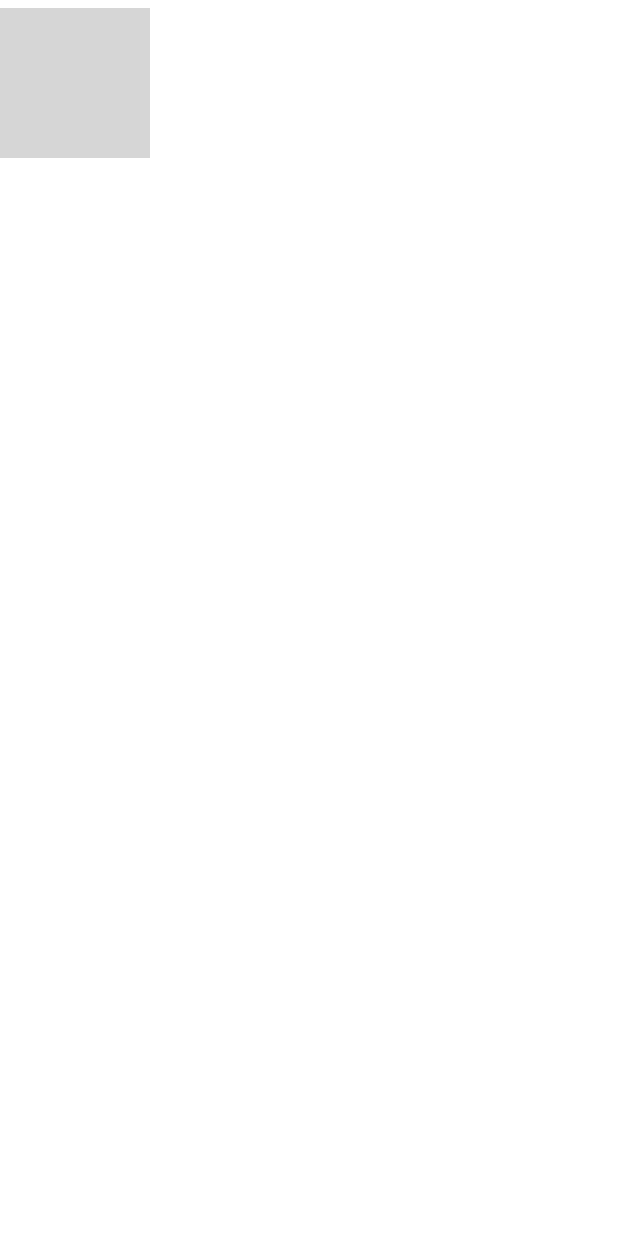
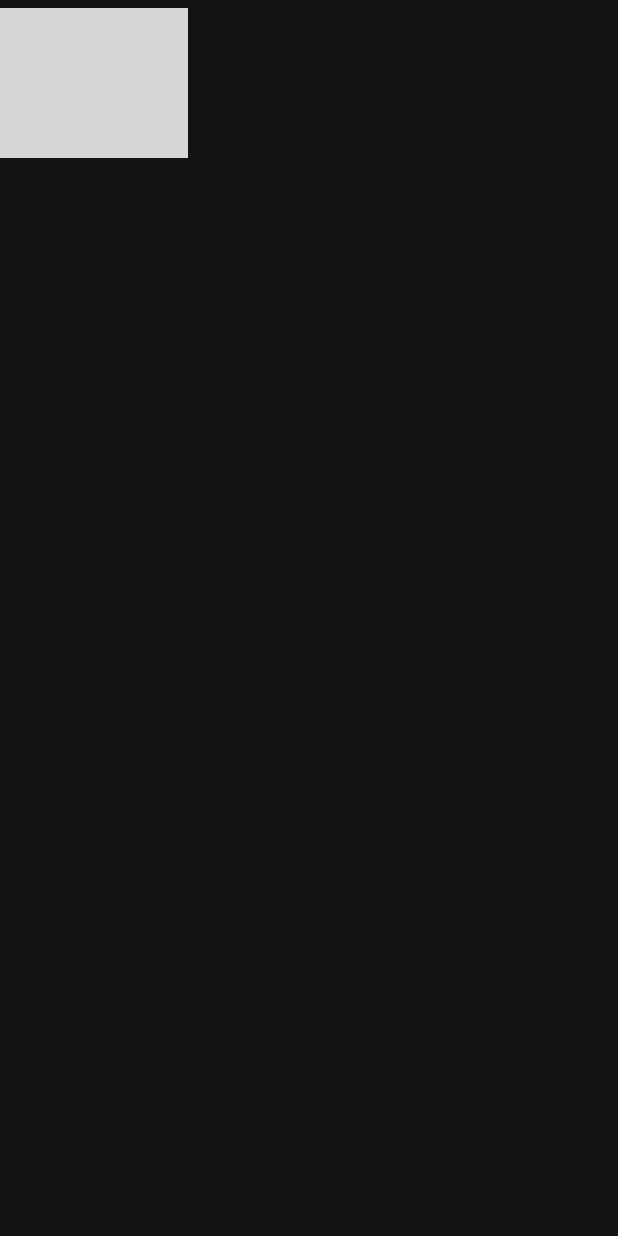
Before and after one commit to pratik29046/AndroidDesign, an Android app: the layout activity_main3.xml on its own in the app's theme, with its tools: preview values and no code run, on a phone screen of 412 x 824 dp. Run offline under Robolectric (Android 15) with nearby library versions, the phone set to English and light mode, and no system bars; grey boxes are pictures that could not be loaded.

Commit message:
Add Bottomsheet and blur background

```diff
--- a/app/src/main/java/com/example/project2/MainActivity.java
+++ b/app/src/main/java/com/example/project2/MainActivity.java
@@ -1,10 +1,13 @@
 package com.example.project2;
 
 import androidx.appcompat.app.AppCompatActivity;
+import androidx.core.content.ContextCompat;
 
 import android.content.Intent;
 import android.os.Bundle;
 import android.view.View;
+import android.view.Window;
+import android.view.WindowManager;
 import android.widget.TextView;
 
 public class MainActivity extends AppCompatActivity {
@@ -12,7 +15,9 @@
     @Override
     protected void onCreate(Bundle savedInstanceState) {
         super.onCreate(savedInstanceState);
+        getWindow().setStatusBarColor(ContextCompat.getColor(this, R.color.information_background));
         setContentView(R.layout.activity_main);
+
         text=findViewById(R.id.text);
         text.setOnClickListener(new View.OnClickListener() {
             @Override
--- a/app/src/main/java/com/example/project2/MainActivity4.java
+++ b/app/src/main/java/com/example/project2/MainActivity4.java
@@ -19,10 +19,6 @@
         setContentView(R.layout.activity_main4);
         textView=findViewById(R.id.sub);
         relativeLayout=findViewById(R.id.back);
-//        String text="<font color=#F40529>SUBSCRIBE</font>"
-//                "<font color=#F40529> SUBSCRIBE</font>";
-//        textView.setText(Html.fromHtml(text));
-
         relativeLayout.setOnClickListener(new View.OnClickListener() {
             @Override
             public void onClick(View v) {
--- /dev/null
+++ b/app/src/main/res/drawable/close.xml
@@ -0,0 +1,5 @@
+<vector android:alpha="0.95" android:height="24dp"
+    android:tint="#F8F3F3" android:viewportHeight="24"
+    android:viewportWidth="24" android:width="24dp" xmlns:android="http://schemas.android.com/apk/res/android">
+    <path android:fillColor="@android:color/white" android:pathData="M19,6.41L17.59,5 12,10.59 6.41,5 5,6.41 10.59,12 5,17.59 6.41,19 12,13.41 17.59,19 19,17.59 13.41,12z"/>
+</vector>
--- /dev/null
+++ b/app/src/main/res/drawable/download.xml
@@ -0,0 +1,5 @@
+<vector android:alpha="0.95" android:height="18dp"
+    android:tint="#F8F3F3" android:viewportHeight="24"
+    android:viewportWidth="24" android:width="18dp" xmlns:android="http://schemas.android.com/apk/res/android">
+    <path android:fillColor="@android:color/white" android:pathData="M5,20h14v-2H5V20zM19,9h-4V3H9v6H5l7,7L19,9z"/>
+</vector>
--- /dev/null
+++ b/app/src/main/res/drawable/info.xml
@@ -0,0 +1,5 @@
+<vector android:alpha="0.95" android:height="18dp"
+    android:tint="#F8F3F3" android:viewportHeight="24"
+    android:viewportWidth="24" android:width="18dp" xmlns:android="http://schemas.android.com/apk/res/android">
+    <path android:fillColor="@android:color/white" android:pathData="M12,2C6.48,2 2,6.48 2,12s4.48,10 10,10 10,-4.48 10,-10S17.52,2 12,2zM13,17h-2v-6h2v6zM13,9h-2L11,7h2v2z"/>
+</vector>
--- /dev/null
+++ b/app/src/main/res/drawable/playsong.xml
@@ -0,0 +1,5 @@
+<vector android:alpha="0.95" android:height="18dp"
+    android:tint="#F8F3F3" android:viewportHeight="24"
+    android:viewportWidth="24" android:width="18dp" xmlns:android="http://schemas.android.com/apk/res/android">
+    <path android:fillColor="@android:color/white" android:pathData="M8,5v14l11,-7z"/>
+</vector>
--- /dev/null
+++ b/app/src/main/res/drawable/rightarrow.xml
@@ -0,0 +1,6 @@
+<vector android:alpha="0.95" android:autoMirrored="true"
+    android:height="18dp" android:tint="#F8F3F3"
+    android:viewportHeight="24" android:viewportWidth="24"
+    android:width="18dp" xmlns:android="http://schemas.android.com/apk/res/android">
+    <path android:fillColor="@android:color/white" android:pathData="M8.59,16.59L13.17,12 8.59,7.41 10,6l6,6 -6,6 -1.41,-1.41z"/>
+</vector>
--- a/app/src/main/res/layout/activity_main.xml
+++ b/app/src/main/res/layout/activity_main.xml
@@ -9,6 +9,7 @@
     android:orientation="vertical">
 
     <ImageView
+        android:id="@+id/img"
         android:layout_width="300dp"
         android:layout_height="600dp"
         android:src="@drawable/image"
--- a/app/src/main/res/layout/activity_main3.xml
+++ b/app/src/main/res/layout/activity_main3.xml
@@ -6,19 +6,23 @@
 
     <LinearLayout
         android:id="@+id/r"
-        android:layout_width="100dp"
+        android:layout_width="125dp"
         android:layout_height="100dp"
         android:layout_marginTop="5dp"
-        android:orientation="horizontal">
+        android:orientation="horizontal"
+        android:gravity="center"
+        >
 
         <com.google.android.material.imageview.ShapeableImageView
             android:id="@+id/img"
-            android:layout_width="match_parent"
-            android:layout_height="match_parent"
+            android:layout_width="125dp"
+            android:layout_height="100dp"
+            android:layout_gravity="center_horizontal"
             android:src="@drawable/image2"
             android:layout_weight="5"
             app:shapeAppearanceOverlay="@style/RoundedSquare"
             />
+
     </LinearLayout>
 
 
--- a/app/src/main/res/values-night/themes.xml
+++ b/app/src/main/res/values-night/themes.xml
@@ -1,10 +1,11 @@
 <resources xmlns:tools="http://schemas.android.com/tools">
     <!-- Base application theme. -->
-    <style name="Theme.Project2" parent="Theme.MaterialComponents.DayNight.DarkActionBar">
+    <style name="Theme.Project2" parent="Theme.MaterialComponents.DayNight.NoActionBar">
         <!-- Primary brand color. -->
         <item name="colorPrimary">@color/purple_200</item>
         <item name="colorPrimaryVariant">@color/purple_700</item>
         <item name="colorOnPrimary">@color/black</item>
+
         <!-- Secondary brand color. -->
         <item name="colorSecondary">@color/teal_200</item>
         <item name="colorSecondaryVariant">@color/teal_200</item>
@@ -12,5 +13,6 @@
         <!-- Status bar color. -->
         <item name="android:statusBarColor" tools:targetApi="l">?attr/colorPrimaryVariant</item>
         <!-- Customize your theme here. -->
+
     </style>
 </resources>
--- a/app/src/main/res/values/themes.xml
+++ b/app/src/main/res/values/themes.xml
@@ -1,21 +1,39 @@
 <resources xmlns:tools="http://schemas.android.com/tools">
     <!-- Base application theme. -->
-    <style name="Theme.Project2" parent="Theme.MaterialComponents.DayNight.DarkActionBar">
+    <style name="Theme.Project2" parent="Theme.MaterialComponents.NoActionBar">
         <!-- Primary brand color. -->
-        <item name="colorPrimary">@color/purple_500</item>
-        <item name="colorPrimaryVariant">@color/purple_700</item>
-        <item name="colorOnPrimary">@color/white</item>
+        <item name="colorPrimary">#FD871787</item>
+        <item name="colorPrimaryVariant">#3700B3</item>
+        <item name="colorOnPrimary">#CEC12C2C</item>
+        <item name="android:windowTranslucentStatus">true</item>
+<!--        <item name="android:windowTranslucentNavigation">true</item>-->
+<!--        <item name="android:windowFullscreen">true</item>-->
+        <item name="windowNoTitle">true</item>
+
+
         <!-- Secondary brand color. -->
         <item name="colorSecondary">@color/teal_200</item>
         <item name="colorSecondaryVariant">@color/teal_700</item>
-        <item name="colorOnSecondary">@color/black</item>
+        <item name="colorOnSecondary">#C6DA1A1A</item>
         <!-- Status bar color. -->
-        <item name="android:statusBarColor" tools:targetApi="l">?attr/colorPrimaryVariant</item>
+        <item name="android:statusBarColor" tools:targetApi="l">#073700B3</item>
         <!-- Customize your theme here. -->
     </style>
-    <style name="Theme.AppCompat.slidrActivityTheme">
+
+
+    <style name="Theme.AppCompat.slidrActivityTheme" parent="Theme.MaterialComponents.NoActionBar">
         <item name="android:windowIsTranslucent">true</item>
         <item name="android:windowBackground">@android:color/transparent</item>
+        <item name="android:windowFullscreen">true</item>
 
     </style>
+
+<!--    popup-->
+
+    <style name="BottomSheetDialogTheme" parent="Theme.Design.BottomSheetDialog">
+        <item name="bottomSheetStyle">@style/BottomSheetStyle</item>
+    </style>
+    <style name="BottomSheetStyle" parent="Widget.Design.BottomSheet.Modal">
+        <item name="android:background">@android:color/transparent</item>
+    </style>
 </resources>
```
Also changed, not shown: app/src/main/java/com/example/project2/MainActivity2.java (+36 -3 lines), app/src/main/java/com/example/project2/MainActivity3.java (+29 -0 lines), app/src/main/res/layout/activity_main2.xml (+16 -42 lines), app/src/main/res/layout/activity_main4.xml (+32 -30 lines), app/src/main/res/layout/bottomsheet.xml (added, +127 -0 lines), app/src/main/res/drawable/imgblur.jpg (added).
